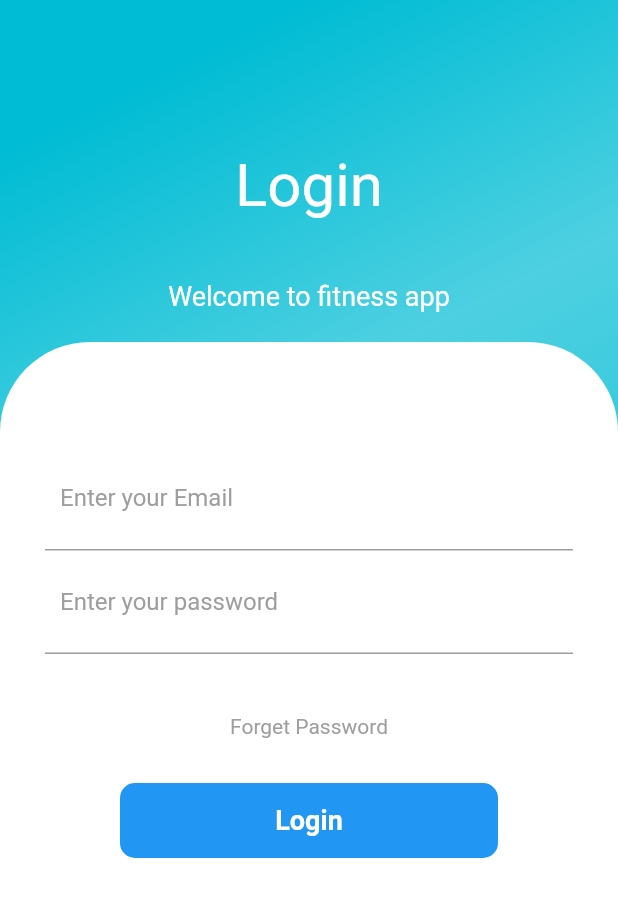
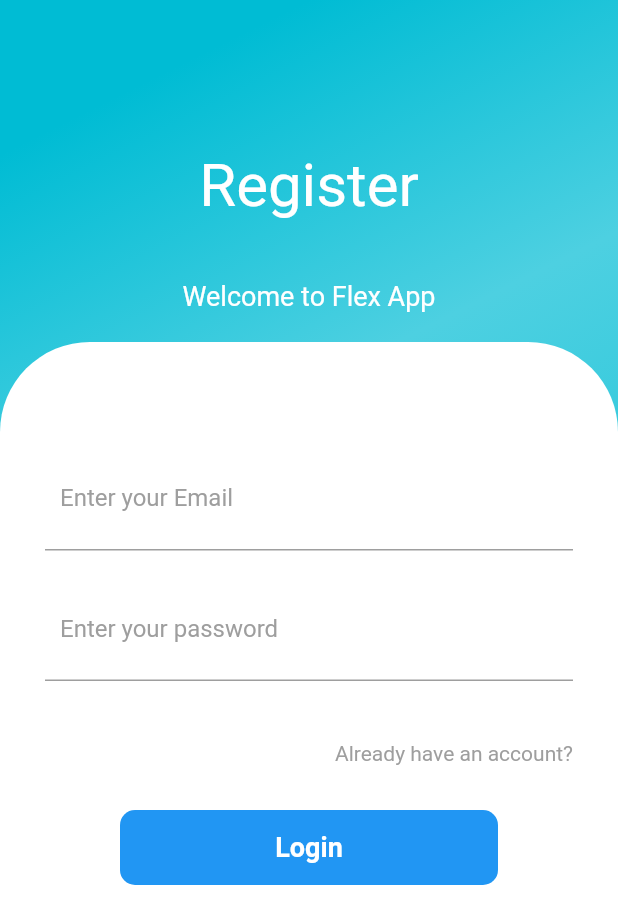
Before and after one commit to mohitsoni-dev/fitness-app-flutter, a Flutter app: the RegisterScreen screen opened directly, on a phone screen of 412 x 824 dp. Shown: the top 924 px of the screen. Run offline on Flutter 3.47's test engine with Material 2 defaults, Android fonts, the phone set to English and light mode, and no system bars; our stand-ins replace audioplayers, blur, circular_countdown_timer, confetti, flutter_animation_progress_bar, flutter_tts and 5 more; missing offline and left inert: appbar_animated; accounts and stored records are empty; network calls fail.

Commit message:
login functionality added

```diff
--- a/lib/constants/constants.dart
+++ b/lib/constants/constants.dart
@@ -1,3 +1,4 @@
 const String BASE_URL = 'https://fitness-app-flutter-backend.herokuapp.com/';
 const String POSTS_EP = 'posts';
 const String QUESTIONS_EP = 'questions';
+const String LOGIN_EP = 'users/login';
--- a/lib/ui/views/exercise_view.dart
+++ b/lib/ui/views/exercise_view.dart
@@ -1,5 +1,4 @@
 import 'package:circular_countdown_timer/circular_countdown_timer.dart';
-import 'package:fitness_app_flutter/core/data/workouts_data.dart';
 import 'package:fitness_app_flutter/core/models/workout.dart';
 import 'package:fitness_app_flutter/ui/views/workout_complete_screen.dart';
 import 'package:fitness_app_flutter/ui/widget/readytogo_widget.dart';
@@ -7,7 +6,8 @@ import 'package:fitness_app_flutter/ui/widget/workout_widget.dart';
 import 'package:flutter/material.dart';
 
 class ExerciseView extends StatefulWidget {
-  const ExerciseView({Key? key}) : super(key: key);
+  const ExerciseView({Key? key, required this.workoutList}) : super(key: key);
+  final List<Map<String, dynamic>> workoutList;
   @override
   _ExerciseViewState createState() => _ExerciseViewState();
 }
@@ -27,7 +27,7 @@ class _ExerciseViewState extends State<ExerciseView> {
     else
       return WorkoutWidget(
         onSkip: nextStep,
-        workouts: chest_workouts.map((e) => Workout.fromJson(e)).toList(),
+        workouts: widget.workoutList.map((e) => Workout.fromJson(e)).toList(),
       );
   }
 
--- a/lib/ui/views/register_screen.dart
+++ b/lib/ui/views/register_screen.dart
@@ -1,3 +1,4 @@
+import 'package:fitness_app_flutter/ui/views/login_screen.dart';
 import 'package:flutter/material.dart';
 import 'package:fitness_app_flutter/ui/widget/register_screen_widget.dart';
 import 'package:fitness_app_flutter/ui/widget/header.dart';
@@ -14,8 +15,8 @@ class _RegisterScreenState extends State<RegisterScreen> {
   Widget build(BuildContext context) {
     return Scaffold(
       resizeToAvoidBottomInset: false,
-        body: Container(
-       // width: double.infinity,
+      body: Container(
+        // width: double.infinity,
         decoration: BoxDecoration(
           gradient: LinearGradient(begin: Alignment.topCenter, colors: [
             Color.fromARGB(255, 0, 188, 212),
@@ -25,8 +26,10 @@ class _RegisterScreenState extends State<RegisterScreen> {
         ),
         child: Column(
           children: [
-            SizedBox(height: 80,),
-            Header(),
+            SizedBox(
+              height: 80,
+            ),
+            Header(label: 'Register'),
             Expanded(
               child: Container(
                 decoration: BoxDecoration(
@@ -34,11 +37,14 @@ class _RegisterScreenState extends State<RegisterScreen> {
                   borderRadius: BorderRadius.only(
                     topRight: Radius.circular(60),
                     topLeft: Radius.circular(60),
-                  )
+                  ),
                 ),
-                child: InputWrapper(),
+                child: InputWrapper(
+                    onSwitch: () => Navigator.pushReplacement(context,
+                        MaterialPageRoute(builder: (context) => LoginScreen())),
+                    onSubmit: () {},
+                    label2: 'Already have an account?'),
               ),
-
             )
           ],
         ),
--- a/lib/ui/views/workout_detail.dart
+++ b/lib/ui/views/workout_detail.dart
@@ -105,7 +105,7 @@ class _WorkoutDetailState extends State<WorkoutDetail> {
                               onPressed: () => Navigator.push(
                                 context,
                                 MaterialPageRoute(
-                                  builder: (context) => ExerciseView(),
+                                  builder: (context) => ExerciseView(workoutList: _workoutsList),
                                 ),
                               ),
                               backgroundColor: Colors.black,
--- a/lib/ui/widget/header.dart
+++ b/lib/ui/widget/header.dart
@@ -1,8 +1,8 @@
 import 'package:flutter/material.dart';
 
 class Header extends StatelessWidget {
-  const Header({Key? key}) : super(key: key);
-
+  const Header({Key? key, this.label}) : super(key: key);
+  final String? label;
   @override
   Widget build(BuildContext context) {
     return Padding(
@@ -12,7 +12,7 @@ class Header extends StatelessWidget {
         children: [
           Center(
             child: Text(
-              "Login",
+              label!,
               style: TextStyle(fontSize: 40, color: Colors.white),
             ),
           ),
@@ -21,7 +21,7 @@ class Header extends StatelessWidget {
           ),
           Center(
             child: Text(
-              "Welcome to fitness app",
+              "Welcome to Flex App",
               style: TextStyle(fontSize: 18, color: Colors.white),
             ),
           ),
--- a/lib/ui/widget/register_screen_widget.dart
+++ b/lib/ui/widget/register_screen_widget.dart
@@ -1,8 +1,35 @@
 import 'package:fitness_app_flutter/ui/widget/button.dart';
 import 'package:flutter/material.dart';
 
-class InputWrapper extends StatelessWidget {
-  const InputWrapper({Key? key}) : super(key: key);
+class InputWrapper extends StatefulWidget {
+  const InputWrapper({
+    Key? key,
+    required this.onSwitch,
+    required this.onSubmit,
+    this.label1,
+    this.label2,
+  }) : super(key: key);
+  final Function onSwitch;
+  final Function onSubmit;
+  final String? label1;
+  final String? label2;
+
+  @override
+  _InputWrapperState createState() => _InputWrapperState();
+}
+
+class _InputWrapperState extends State<InputWrapper> {
+  String email = '';
+  String password = '';
+  bool isEmailValid = true;
+
+  void checkIfEmailIsValid() {
+    setState(() {
+      isEmailValid = RegExp(
+              r"^[a-zA-Z0-9.a-zA-Z0-9.!#$%&'*+-/=?^_`{|}~]+@[a-zA-Z0-9]+\.[a-zA-Z]+")
+          .hasMatch(email);
+    });
+  }
 
   @override
   Widget build(BuildContext context) {
@@ -10,32 +37,59 @@ class InputWrapper extends StatelessWidget {
       padding: EdgeInsets.all(30),
       child: Column(
         children: [
-          SizedBox(
-            height: 40,
-          ),
+          SizedBox(height: 40),
           Container(
             decoration: BoxDecoration(
                 color: Colors.white, borderRadius: BorderRadius.circular(10)),
-            child: InputField(),
+            child: InputField(
+              isEmailValid: isEmailValid,
+              onEmailChanged: (String e) {
+                setState(() {
+                  email = e;
+                });
+                checkIfEmailIsValid();
+              },
+              onPasswordChanged: (String p) {
+                setState(() {
+                  password = p;
+                });
+              },
             ),
-          SizedBox(
-            height: 40,
           ),
-          InkWell(
+          SizedBox(height: 40),
+          Row(
+            mainAxisAlignment: MainAxisAlignment.spaceBetween,
+            children: [
+              widget.label1 != null
+                  ? InkWell(
                       child: Text(
-              "Forget Password",
+                        widget.label1!,
                         style: TextStyle(
                           color: Colors.grey,
                         ),
                       ),
                       onTap: () {},
+                    )
+                  : Container(),
+              InkWell(
+                child: Text(
+                  widget.label2!,
+                  style: TextStyle(
+                    color: Colors.grey,
                   ),
-          SizedBox(
-            height: 30,
                 ),
+                onTap: () {
+                  widget.onSwitch();
+                },
+              ),
+            ],
+          ),
+          SizedBox(height: 30),
           InkWell(
             child: Button(),
-            onTap: () {},
+            onTap: () {
+              widget.onSubmit(email: email, password: password);
+            },
           ),
         ],
       ),
@@ -43,45 +97,59 @@ class InputWrapper extends StatelessWidget {
   }
 }
 
+class InputField extends StatelessWidget {
+  const InputField({
+    Key? key,
+    required this.onEmailChanged,
+    required this.onPasswordChanged,
+    required this.isEmailValid,
+  }) : super(key: key);
 
-class InputField extends StatelessWidget {
-  const InputField({Key? key}) : super(key: key);
+  final Function onEmailChanged;
+  final bool isEmailValid;
+  final Function onPasswordChanged;
 
   @override
   Widget build(BuildContext context) {
     return SingleChildScrollView(
       child: Column(
         //mainAxisAlignment: MainAxisAlignment.start,
+        crossAxisAlignment: CrossAxisAlignment.start,
         children: [
           Container(
             padding: EdgeInsets.all(10),
             decoration: BoxDecoration(
                 border: Border(bottom: BorderSide(color: Colors.grey))),
             child: TextField(
+              keyboardType: TextInputType.emailAddress,
+              onChanged: (String text) => onEmailChanged(text),
               decoration: InputDecoration(
                 hintText: "Enter your Email",
                 hintStyle: TextStyle(color: Colors.grey),
-                  border: InputBorder.none),
+                border: InputBorder.none,
               ),
             ),
-
+          ),
+          SizedBox(height: 2),
+          Text(
+            'Please enter a valid email address',
+            style: TextStyle(color: isEmailValid ? Colors.white : Colors.red),
+          ),
           Container(
             padding: EdgeInsets.all(10),
             decoration: BoxDecoration(
                 border: Border(bottom: BorderSide(color: Colors.grey))),
             child: TextField(
-
+              onChanged: (String text) => onPasswordChanged(text),
+              obscureText: true,
               decoration: InputDecoration(
                 hintText: "Enter your password",
-
                 hintStyle: TextStyle(color: Colors.grey),
-                  border: InputBorder.none),
+                border: InputBorder.none,
               ),
             ),
-
+          ),
         ],
-
-
       ),
     );
   }
```
Also changed, not shown: lib/core/data/workouts_data.dart (+139 -0 lines), lib/core/services/auth_service.dart (added, +12 -0 lines), lib/ui/views/home.dart (+4 -4 lines), lib/ui/views/login_screen.dart (added, +73 -0 lines), lib/ui/widget/drawer_body.dart (+10 -8 lines), 2 other files. Lines whose indentation alone changed are shown as unchanged.
